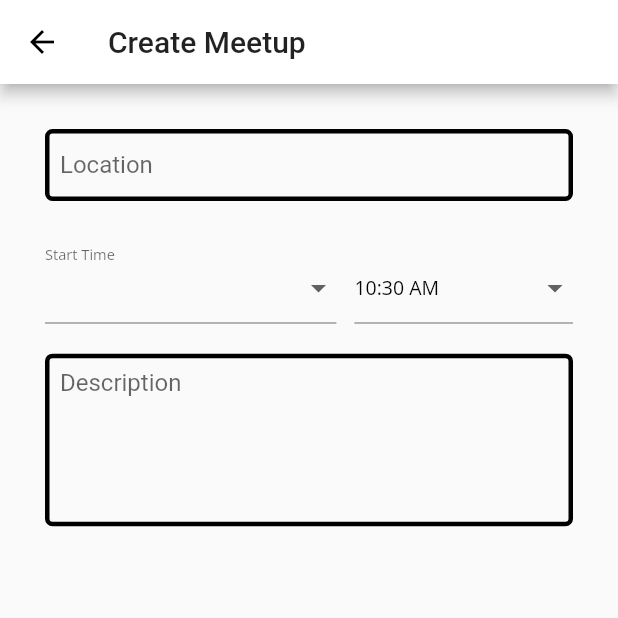
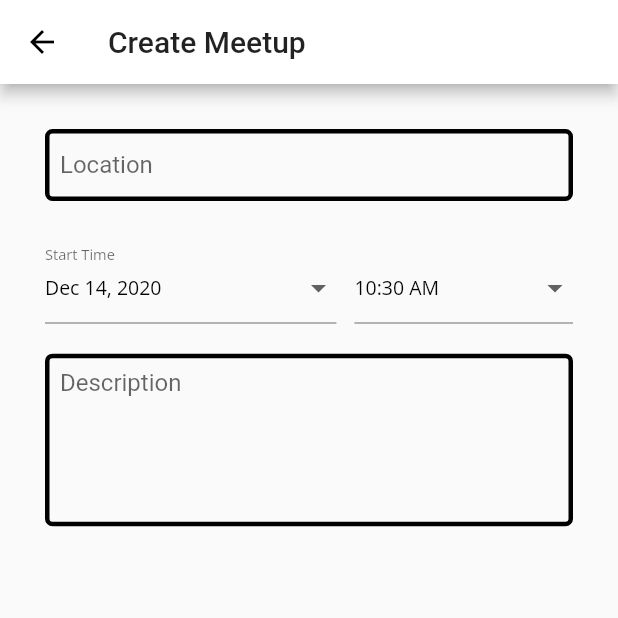
Before and after one commit to FEUP-ESOF-2020-21/open-cx-t7g2-hamelin-flutters, a Flutter app: the CreateMeetupPage screen opened directly with empty values, on a phone screen of 412 x 824 dp, the top half of it. Run offline on Flutter 3.47's test engine with Material 2 defaults, Android fonts, the phone set to English and light mode, and no system bars; our stand-ins replace google_fonts, timeago; missing offline and left inert: flutter_tagging, string_similarity.

Commit message:
Completed Login and Imported Date Format

```diff
--- a/src/lib/model/Date.dart
+++ b/src/lib/model/Date.dart
@@ -1,6 +1,6 @@
 import 'package:flutter/material.dart';
 import 'package:timeago/timeago.dart' as timeago;
-//import 'package:intl/intl.dart';
+import 'package:intl/intl.dart';
 
 class Date {
   final DateTime _dateTime;
@@ -19,8 +19,6 @@ class Date {
   }
 
   String getFormmatedDate() {
-    //TODO
-    return "";
-    //return DateFormat('kk:mm - dd/MM/yyyy').format(this._dateTime);
+    return DateFormat('kk:mm - dd/MM/yyyy').format(this._dateTime);
   }
 }
--- a/src/lib/view/PageFactory.dart
+++ b/src/lib/view/PageFactory.dart
@@ -25,6 +25,9 @@ class PageFactory {
   }
 
   Widget createUserPage() {
-    return UserSection(controller);
+    return UserSection(
+      controller,
+      key: Key("HomePage"),
+    );
   }
 }
--- a/src/lib/view/widgets/forms/DateTimeForm.dart
+++ b/src/lib/view/widgets/forms/DateTimeForm.dart
@@ -1,7 +1,7 @@
 import 'dart:async';
 
 import 'package:flutter/material.dart';
-//import 'package:intl/intl.dart';
+import 'package:intl/intl.dart';
 
 class DateTimeForm extends StatelessWidget {
   const DateTimeForm(
@@ -44,7 +44,7 @@ class DateTimeForm extends StatelessWidget {
           flex: 4,
           child: new _InputDropdown(
             labelText: labelText,
-            valueText: "", // TODO new DateFormat.yMMMd().format(selectedDate),
+            valueText: DateFormat.yMMMd().format(selectedDate),
             valueStyle: valueStyle,
             onPressed: () {
               _selectDate(context);
--- a/src/lib/view/widgets/forms/FormFieldContainer.dart
+++ b/src/lib/view/widgets/forms/FormFieldContainer.dart
@@ -4,7 +4,9 @@ class FormFieldContainer extends StatelessWidget {
   final Widget child;
   final EdgeInsets margin;
   final double height;
-  FormFieldContainer(this.child, {this.margin, this.height});
+  final Key key;
+  FormFieldContainer(this.child, {this.margin, this.height, this.key})
+      : super(key: key);
 
   @override
   Widget build(BuildContext context) {
--- a/src/pubspec.yaml
+++ b/src/pubspec.yaml
@@ -22,6 +22,7 @@ environment:
 
 dependencies:
   rxdart: ^0.24.1
+  intl: ^0.16.1
   google_fonts: ^1.1.1
   flappy_search_bar: 1.4.1
   flutter_tagging: ^2.2.0+3
```
Also changed, not shown: src/lib/view/pages/Login.dart (+8 -2 lines), 1 other file.
